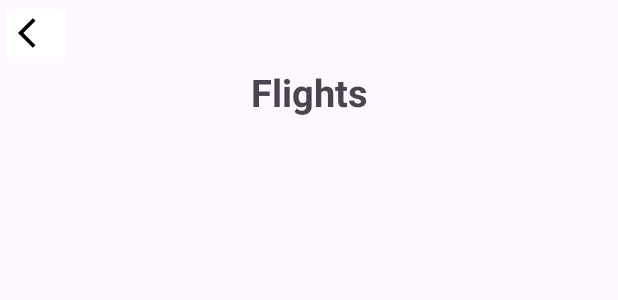
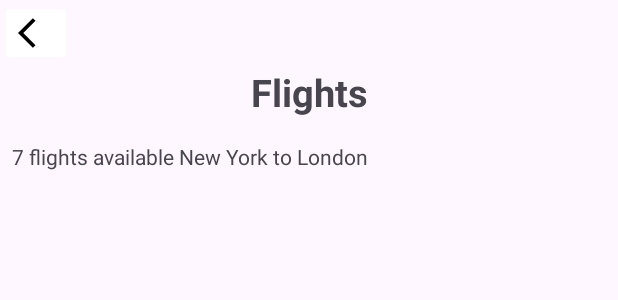
Before and after one commit to vtphatt2/Travelly, an Android app: the layout activity_flights.xml on its own in the app's theme, with its tools: preview values and no code run, on a phone screen of 412 x 824 dp. Shown: the top 300 px of the screen. Run offline under Robolectric (Android 15) with nearby library versions, the phone set to English and light mode, and no system bars.

Commit message:
Finish Flights activity

```diff
--- a/app/src/main/AndroidManifest.xml
+++ b/app/src/main/AndroidManifest.xml
@@ -12,6 +12,9 @@
         android:supportsRtl="true"
         android:theme="@style/Theme.Travelly"
         tools:targetApi="31">
+        <activity
+            android:name=".Seats"
+            android:exported="false" />
         <activity
             android:name=".Flights"
             android:exported="false" />
--- a/app/src/main/res/layout/activity_flights.xml
+++ b/app/src/main/res/layout/activity_flights.xml
@@ -35,12 +35,13 @@
         android:orientation="horizontal"
         app:layout_constraintTop_toBottomOf="@+id/textViewFlights" />
 
-<!--    <FrameLayout-->
-<!--        android:id="@+id/flightTicket"-->
-<!--        android:layout_width="match_parent"-->
-<!--        android:layout_height="400dp"-->
-<!--        app:layout_constraintTop_toBottomOf="@+id/recyclerViewCalendar"-->
-<!--        android:layout_margin="8dp" />-->
+    <TextView
+        android:id="@+id/textViewAnnounce"
+        android:layout_width="match_parent"
+        android:layout_height="wrap_content"
+        android:layout_margin="8dp"
+        android:text="7 flights available New York to London"
+        app:layout_constraintTop_toBottomOf="@+id/recyclerViewCalendar" />
 
     <androidx.recyclerview.widget.RecyclerView
         android:id="@+id/recyclerViewTicket"
@@ -48,7 +49,7 @@
         android:layout_height="wrap_content"
         android:layout_margin="8dp"
         android:orientation="vertical"
-        app:layout_constraintTop_toBottomOf="@+id/recyclerViewCalendar" />
+        app:layout_constraintTop_toBottomOf="@+id/textViewAnnounce" />
 
 
 </androidx.constraintlayout.widget.ConstraintLayout>
```
Also changed, not shown: app/src/main/java/com/example/travelly/Flights.java (+21 -7 lines), app/src/main/java/com/example/travelly/Seats.java (added, +24 -0 lines), app/src/main/java/com/example/travelly/TransportBooking.java (+27 -0 lines), app/src/main/res/layout/activity_seats.xml (added, +10 -0 lines).
